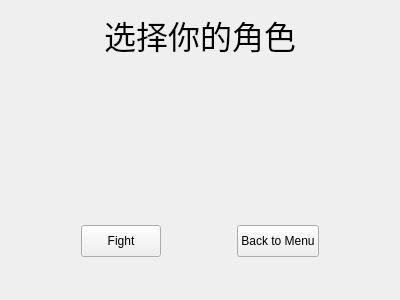
Forain1/SummerShortTerm2, file view/cast.ui: the form before one commit.
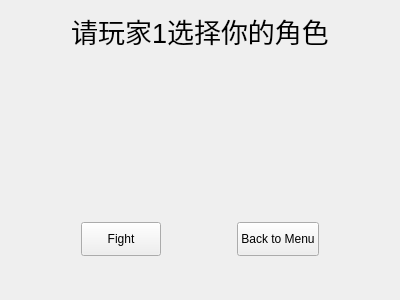
The form after the commit.

Commit message: 添加了两个角色的攻击按键信号传递,修改了选角页面不选择也能进入战斗的问题

```diff
--- a/view/cast.ui
+++ b/view/cast.ui
@@ -13,24 +13,11 @@
   <property name="windowTitle">
    <string>Form</string>
   </property>
-  <layout class="QVBoxLayout" name="verticalLayout" stretch="1,2,3,1,1">
+  <layout class="QVBoxLayout" name="verticalLayout" stretch="1,0,3,1,1">
    <item>
     <layout class="QHBoxLayout" name="horizontalLayout_2">
      <item>
-      <spacer name="horizontalSpacer_2">
-       <property name="orientation">
-        <enum>Qt::Orientation::Horizontal</enum>
-       </property>
-       <property name="sizeHint" stdset="0">
-        <size>
-         <width>40</width>
-         <height>20</height>
-        </size>
-       </property>
-      </spacer>
-     </item>
-     <item>
-      <widget class="QLabel" name="label">
+      <widget class="QLabel" name="playerChooseLabel">
        <property name="sizePolicy">
         <sizepolicy hsizetype="Expanding" vsizetype="Expanding">
          <horstretch>0</horstretch>
@@ -39,36 +26,23 @@
        </property>
        <property name="maximumSize">
         <size>
-         <width>200</width>
+         <width>500</width>
          <height>50</height>
         </size>
        </property>
        <property name="font">
         <font>
-         <pointsize>24</pointsize>
+         <pointsize>20</pointsize>
         </font>
        </property>
        <property name="text">
-        <string>选择你的角色</string>
+        <string>请玩家1选择你的角色</string>
        </property>
        <property name="alignment">
         <set>Qt::AlignmentFlag::AlignCenter</set>
        </property>
       </widget>
      </item>
-     <item>
-      <spacer name="horizontalSpacer">
-       <property name="orientation">
-        <enum>Qt::Orientation::Horizontal</enum>
-       </property>
-       <property name="sizeHint" stdset="0">
-        <size>
-         <width>40</width>
-         <height>20</height>
-        </size>
-       </property>
-      </spacer>
-     </item>
     </layout>
    </item>
    <item>
```
The commit also changes 6 other files.
